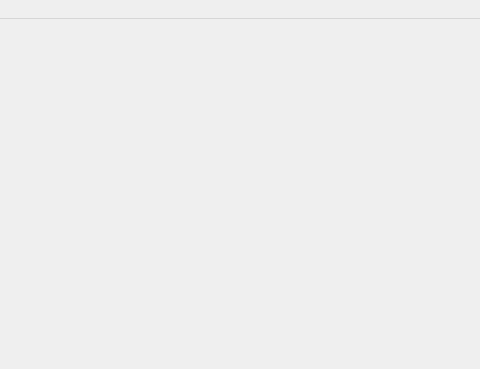
First picture: the form in mainwindow.ui, repository ProElDinh/ChemController, before the edit; both pictures show x 300 to 780 and y 0 to 369 of the 1109 by 549 pixel window.
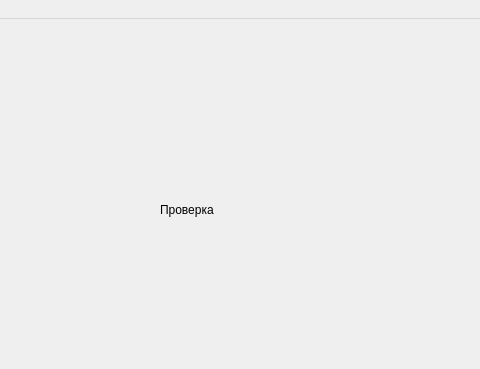
Second picture: the form after the edit.

Commit message: add signals and 2 button

What changed in the file:
```diff
--- a/mainwindow.ui
+++ b/mainwindow.ui
@@ -211,6 +211,19 @@
      </layout>
     </widget>
    </widget>
+   <widget class="QLabel" name="label">
+    <property name="geometry">
+     <rect>
+      <x>460</x>
+      <y>150</y>
+      <width>161</width>
+      <height>81</height>
+     </rect>
+    </property>
+    <property name="text">
+     <string>Проверка</string>
+    </property>
+   </widget>
   </widget>
   <widget class="QMenuBar" name="menubar">
    <property name="geometry">
```
Left out of the diff: 2 changed lines with no effect on the pictures. The commit also changes 4 other files.
